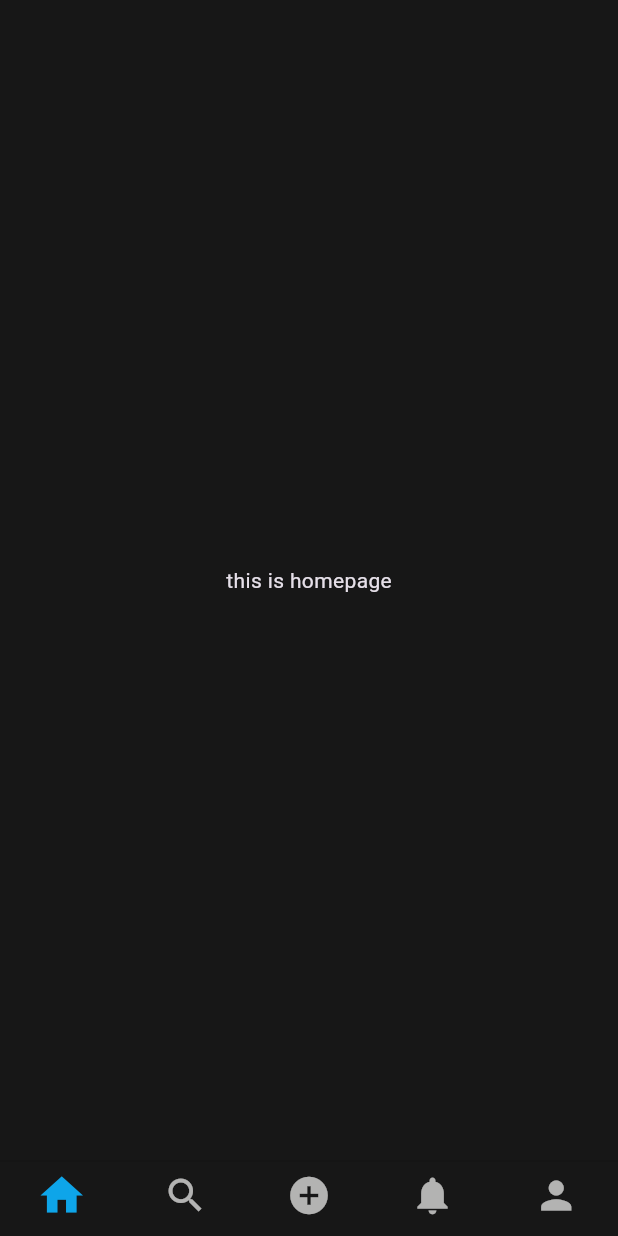
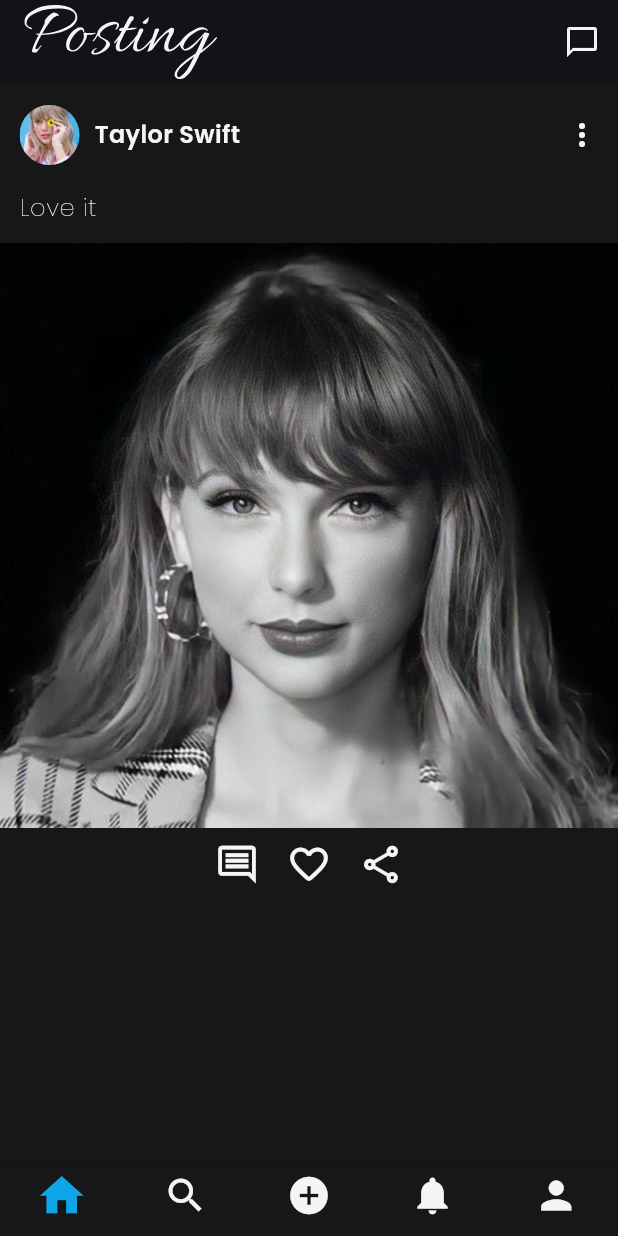
Before and after one commit to uchamod/Posting-social-media-app-flutter, a Flutter app: the screen it shows once a user with an empty profile is signed in, on a phone screen of 412 x 824 dp. Run offline on Flutter 3.47's test engine with Material 3 defaults, Android fonts, the phone set to English and light mode, and no system bars; our stand-ins replace cloud_firestore, firebase_auth, firebase_core, firebase_storage, flutter_svg, google_fonts and 1 more; accounts and stored records are empty.

Commit message:
add demo  homepage with no functions

```diff
--- /dev/null
+++ b/flutter_launcher_icons.yaml
@@ -0,0 +1,20 @@
+dev_dependencies:
+  flutter_launcher_icons: "^0.13.1"
+
+flutter_launcher_icons:
+  android: "launcher_icon"
+  ios: true
+  image_path: "assets/Group 6.png"
+  min_sdk_android: 21 # android min sdk min:16, default 21
+  web:
+    generate: true
+    image_path: "assets/Group 6.png"
+    background_color: "#hexcode"
+    theme_color: "#hexcode"
+  windows:
+    generate: true
+    image_path: "assets/Group 6.png"
+    icon_size: 48 # min:48, max:256, default: 48
+  macos:
+    generate: true
+    image_path: "assets/Group 6.png"
--- a/lib/pages/homepage.dart
+++ b/lib/pages/homepage.dart
@@ -1,4 +1,7 @@
 import 'package:flutter/material.dart';
+import 'package:flutter_svg/flutter_svg.dart';
+import 'package:instagram_clone/util/colors.dart';
+import 'package:instagram_clone/widgets/postcard.dart';
 
 class Homepage extends StatefulWidget {
   const Homepage({super.key});
@@ -10,9 +13,32 @@ class Homepage extends StatefulWidget {
 class _HomepageState extends State<Homepage> {
   @override
   Widget build(BuildContext context) {
-    return const Scaffold(
-      body: Center(
-        child: Text("this is homepage"),
+    return Scaffold(
+      appBar: AppBar(
+        title: SvgPicture.asset(
+          "assets/Posting.svg",
+          height: 50,
+          color: primaryColor,
+        ),
+        actions: [
+          IconButton(
+              onPressed: () {},
+              icon: const Icon(
+                Icons.messenger_outline_outlined,
+                size: 24,
+                color: primaryColor,
+              ))
+        ],
+      ),
+      body: const Padding(
+        padding: EdgeInsets.only(top: 10),
+        child: SingleChildScrollView(
+          child: Column(
+            children: [
+              Postcard(),
+            ],
+          ),
+        ),
       ),
     );
   }
--- a/lib/pages/login_page.dart
+++ b/lib/pages/login_page.dart
@@ -40,6 +40,7 @@ class _LoginPageState extends State<LoginPage> {
       isLoadding = !isLoadding;
     });
   }
+
   //navigator
   void navigateToSingInPage() {
     Navigator.push(
@@ -65,7 +66,7 @@ class _LoginPageState extends State<LoginPage> {
               //logo
               Center(
                 child: SvgPicture.asset(
-                  "assets/instagram_wordmark_logo_icon_169660.svg",
+                  "assets/Posting.svg",
                   color: primaryColor,
                   height: 80,
                 ),
@@ -137,7 +138,7 @@ class _LoginPageState extends State<LoginPage> {
                     style: label,
                   ),
                   TextButton(
-                    onPressed:navigateToSingInPage,
+                    onPressed: navigateToSingInPage,
                     child: Text(
                       "Sing Up",
                       style: label.copyWith(color: ternerycolor),
--- a/lib/pages/sing_up_page.dart
+++ b/lib/pages/sing_up_page.dart
@@ -52,6 +52,7 @@ class _SingUpPageState extends State<SingUpPage> {
     });
     String url = await StorageServices()
         .uploadImagesToStorage("profile pics", _image!, false);
+    //print("waiting");
     await _authServises.singUpUser(
         email: _emailController.text,
         password: _passwordController.text,
@@ -59,6 +60,7 @@ class _SingUpPageState extends State<SingUpPage> {
         bio: _bioController.text,
         proPic: url,
         context: context);
+   // print("done");
     setState(() {
       isLoading = !isLoading;
     });
@@ -90,7 +92,7 @@ class _SingUpPageState extends State<SingUpPage> {
                 //logo
                 Center(
                   child: SvgPicture.asset(
-                    "assets/instagram_wordmark_logo_icon_169660.svg",
+                    "assets/Posting.svg",
                     color: primaryColor,
                     height: 80,
                   ),
--- a/lib/responsive/mobilescreenLayout.dart
+++ b/lib/responsive/mobilescreenLayout.dart
@@ -43,15 +43,17 @@ class _MobileScreenlayoutState extends State<MobileScreenlayout> {
     Icon bottomNavIcon(IconData icon, int page) {
       return Icon(
         icon,
-        size: _page == page ? 34 : 30,
-        color: _page == page ? ternerycolor : primaryColor.withOpacity(0.7),
+        size: _page == page ? 35 : 30,
+        color: _page == page ? ternerycolor : primaryColor,
       );
     }
 
     return Scaffold(
         body: PageView(
           controller: _pageController,
+           pageSnapping: true,
           onPageChanged: pageChange,
+          scrollDirection: Axis.horizontal,
           children: const [
             Homepage(),
             SerchPage(),
--- a/lib/util/variabals.dart
+++ b/lib/util/variabals.dart
@@ -3,3 +3,4 @@ import 'package:flutter/material.dart';
 const webScreenBreakPoint = 600;
 const double screenVerticalPadding = 20;
 const double screenHorizontalPadding = 20;
+const double postpad = 10;
--- /dev/null
+++ b/lib/widgets/postcard.dart
@@ -0,0 +1,95 @@
+import 'package:flutter/material.dart';
+import 'package:instagram_clone/util/colors.dart';
+import 'package:instagram_clone/util/text_styles.dart';
+
+class Postcard extends StatefulWidget {
+  const Postcard({super.key});
+
+  @override
+  State<Postcard> createState() => _PostcardState();
+}
+
+class _PostcardState extends State<Postcard> {
+  @override
+  Widget build(BuildContext context) {
+    return Container(
+      child: Column(
+        mainAxisAlignment: MainAxisAlignment.spaceBetween,
+        children: [
+          //header
+          Row(
+            mainAxisAlignment: MainAxisAlignment.spaceBetween,
+            children: [
+              const Padding(padding: EdgeInsets.only(left: 13)),
+              const CircleAvatar(
+                backgroundImage: AssetImage(
+                    "assets/WhatsApp Image 2024-06-03 at 16.37.25_f9a84384.jpg"),
+                radius: 20,
+              ),
+              Padding(
+                padding: const EdgeInsets.only(left: 10),
+                child: Text(
+                  "Taylor Swift",
+                  style: body,
+                ),
+              ),
+              const Spacer(),
+              IconButton(
+                  onPressed: () {},
+                  icon: const Icon(
+                    Icons.more_vert_rounded,
+                    size: 24,
+                    color: primaryColor,
+                  ))
+            ],
+          ),
+          // const SizedBox(
+          //   height: 5,
+          // ),
+          TextField(
+            decoration: InputDecoration(
+              contentPadding: const EdgeInsets.symmetric(horizontal: 13),
+              border: InputBorder.none,
+              hintText: "Love it",
+              hintStyle: body.copyWith(fontWeight: FontWeight.w200),
+              enabled: false,
+            ),
+          ),
+          //post image
+          Image.asset(
+            "assets/WhatsApp Image 2024-06-03 at 16.37.24_9574b07c.jpg",
+            alignment: Alignment.center,
+            fit: BoxFit.contain,
+          ),
+          //fottor
+          Row(
+            mainAxisAlignment: MainAxisAlignment.center,
+            children: [
+              IconButton(
+                  onPressed: () {},
+                  icon: const Icon(
+                    Icons.comment_outlined,
+                    size: 30,
+                    color: primaryColor,
+                  )),
+              IconButton(
+                  onPressed: () {},
+                  icon: const Icon(
+                    Icons.favorite_border_rounded,
+                    size: 30,
+                    color: primaryColor,
+                  )),
+              IconButton(
+                  onPressed: () {},
+                  icon: const Icon(
+                    Icons.share_outlined,
+                    size: 30,
+                    color: primaryColor,
+                  ))
+            ],
+          ),
+        ],
+      ),
+    );
+  }
+}
--- a/pubspec.yaml
+++ b/pubspec.yaml
@@ -44,6 +44,7 @@ dependencies:
   image_picker: ^1.1.2
   provider: ^6.1.2
   uuid: ^4.4.2
+  flutter_launcher_icons: ^0.13.1
 
 dev_dependencies:
   flutter_test:
```
Also changed, not shown: assets/Group 4.png (added), assets/Group 6.png (added), assets/Posting.svg (added), pubspec.lock, 43 other files.
